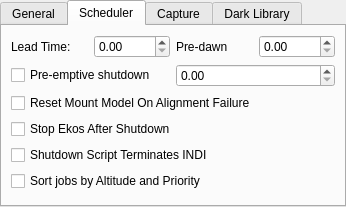
First picture: the form in kstars/ekos/opsekos.ui, repository KDE/kstars, before the edit.
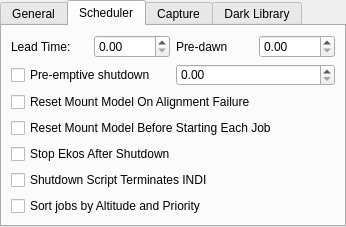
Second picture: the form after the edit. The open tabs and pages were chosen to show the change.

Commit message: Add option to reset mount model before each job

Diff of the .ui file:
```diff
--- a/kstars/ekos/opsekos.ui
+++ b/kstars/ekos/opsekos.ui
@@ -7,7 +7,7 @@
     <x>0</x>
     <y>0</y>
     <width>346</width>
-    <height>207</height>
+    <height>227</height>
    </rect>
   </property>
   <property name="windowTitle">
@@ -209,6 +209,13 @@
       </property>
      </widget>
     </item>
+    <item>
+     <widget class="QCheckBox" name="kfcg_ResetMountModelBeforeJob">
+      <property name="text">
+       <string>Reset Mount Model Before Starting Each Job</string>
+      </property>
+     </widget>
+    </item>
     <item>
      <widget class="QCheckBox" name="kcfg_StopEkosAfterShutdown">
       <property name="toolTip">
```
Left out of the diff: 2 changed lines with no effect on the pictures. The commit also changes 2 other files.
